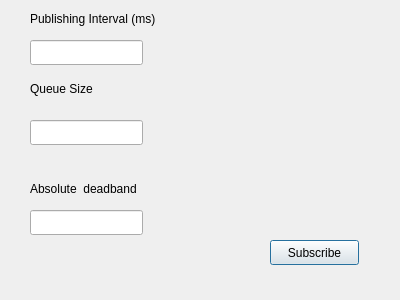
First picture: the form in opc-client/subscription.ui, repository alexlocastro/industrial-informatics-opc-ua-python, before the edit.
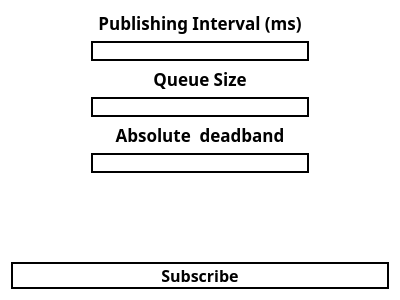
Second picture: the form after the edit.

Patch:
```diff
--- a/opc-client/subscription.ui
+++ b/opc-client/subscription.ui
@@ -13,88 +13,134 @@
   <property name="windowTitle">
    <string>Dialog</string>
   </property>
-  <widget class="QLineEdit" name="pubInterval">
-   <property name="geometry">
-    <rect>
-     <x>30</x>
-     <y>40</y>
-     <width>113</width>
-     <height>25</height>
-    </rect>
-   </property>
-  </widget>
+  <property name="styleSheet">
+   <string notr="true">QDialog {
+	background-color: white;
+}</string>
+  </property>
+  <layout class="QVBoxLayout" name="verticalLayout">
+   <item>
   <widget class="QLabel" name="label">
-   <property name="geometry">
-    <rect>
-     <x>30</x>
-     <y>10</y>
-     <width>181</width>
-     <height>17</height>
-    </rect>
+     <property name="font">
+      <font>
+       <family>Ubuntu Mono</family>
+       <pointsize>13</pointsize>
+       <weight>75</weight>
+       <bold>true</bold>
+      </font>
    </property>
    <property name="text">
     <string>Publishing Interval (ms)</string>
    </property>
-  </widget>
-  <widget class="QPushButton" name="subButton">
-   <property name="geometry">
-    <rect>
-     <x>270</x>
-     <y>240</y>
-     <width>89</width>
-     <height>25</height>
-    </rect>
-   </property>
-   <property name="text">
-    <string>Subscribe</string>
-   </property>
-  </widget>
+     <property name="alignment">
+      <set>Qt::AlignCenter</set>
+     </property>
+    </widget>
+   </item>
+   <item>
+    <widget class="QLineEdit" name="pubInterval">
+     <property name="styleSheet">
+      <string notr="true">QLineEdit {
+	border: 2px solid black;
+	margin-left: 80px;
+	margin-right: 80px;
+}</string>
+     </property>
+    </widget>
+   </item>
+   <item>
   <widget class="QLabel" name="label_2">
-   <property name="geometry">
-    <rect>
-     <x>30</x>
-     <y>80</y>
-     <width>161</width>
-     <height>17</height>
-    </rect>
+     <property name="font">
+      <font>
+       <family>Ubuntu Mono</family>
+       <pointsize>13</pointsize>
+       <weight>75</weight>
+       <bold>true</bold>
+      </font>
    </property>
    <property name="text">
     <string>Queue Size</string>
    </property>
-  </widget>
+     <property name="alignment">
+      <set>Qt::AlignCenter</set>
+     </property>
+    </widget>
+   </item>
+   <item>
   <widget class="QLineEdit" name="queueSize">
-   <property name="geometry">
-    <rect>
-     <x>30</x>
-     <y>120</y>
-     <width>113</width>
-     <height>25</height>
-    </rect>
-   </property>
-  </widget>
-  <widget class="QLineEdit" name="absoluteDeadBand">
-   <property name="geometry">
-    <rect>
-     <x>30</x>
-     <y>210</y>
-     <width>113</width>
-     <height>25</height>
-    </rect>
-   </property>
-  </widget>
+     <property name="styleSheet">
+      <string notr="true">QLineEdit {
+	border: 2px solid black;
+	margin-left: 80px;
+	margin-right: 80px;
+}</string>
+     </property>
+    </widget>
+   </item>
+   <item>
   <widget class="QLabel" name="label_3">
-   <property name="geometry">
-    <rect>
-     <x>30</x>
-     <y>180</y>
-     <width>141</width>
-     <height>17</height>
-    </rect>
+     <property name="font">
+      <font>
+       <family>Ubuntu Mono</family>
+       <pointsize>13</pointsize>
+       <weight>75</weight>
+       <bold>true</bold>
+      </font>
    </property>
    <property name="text">
     <string>Absolute  deadband</string>
    </property>
-  </widget>
+     <property name="alignment">
+      <set>Qt::AlignCenter</set>
+     </property>
+    </widget>
+   </item>
+   <item>
+    <widget class="QLineEdit" name="absoluteDeadBand">
+     <property name="styleSheet">
+      <string notr="true">QLineEdit {
+	border: 2px solid black;
+	margin-left: 80px;
+	margin-right: 80px;
+}</string>
+     </property>
+    </widget>
+   </item>
+   <item>
+    <spacer name="verticalSpacer">
+     <property name="orientation">
+      <enum>Qt::Vertical</enum>
+     </property>
+     <property name="sizeHint" stdset="0">
+      <size>
+       <width>20</width>
+       <height>40</height>
+      </size>
+     </property>
+    </spacer>
+   </item>
+   <item>
+    <widget class="QPushButton" name="subButton">
+     <property name="font">
+      <font>
+       <family>Ubuntu Mono</family>
+       <pointsize>12</pointsize>
+       <weight>75</weight>
+       <bold>true</bold>
+      </font>
+     </property>
+     <property name="styleSheet">
+      <string notr="true">QPushButton {
+	background-color: white;
+	border: 2px solid black;
+}</string>
+     </property>
+     <property name="text">
+      <string>Subscribe</string>
+     </property>
+    </widget>
+   </item>
+  </layout>
  </widget>
  <resources/>
  <connections/>
```
Left out of the diff: 2 changed lines with no effect on the pictures. Lines whose indentation alone changed are shown as unchanged.
